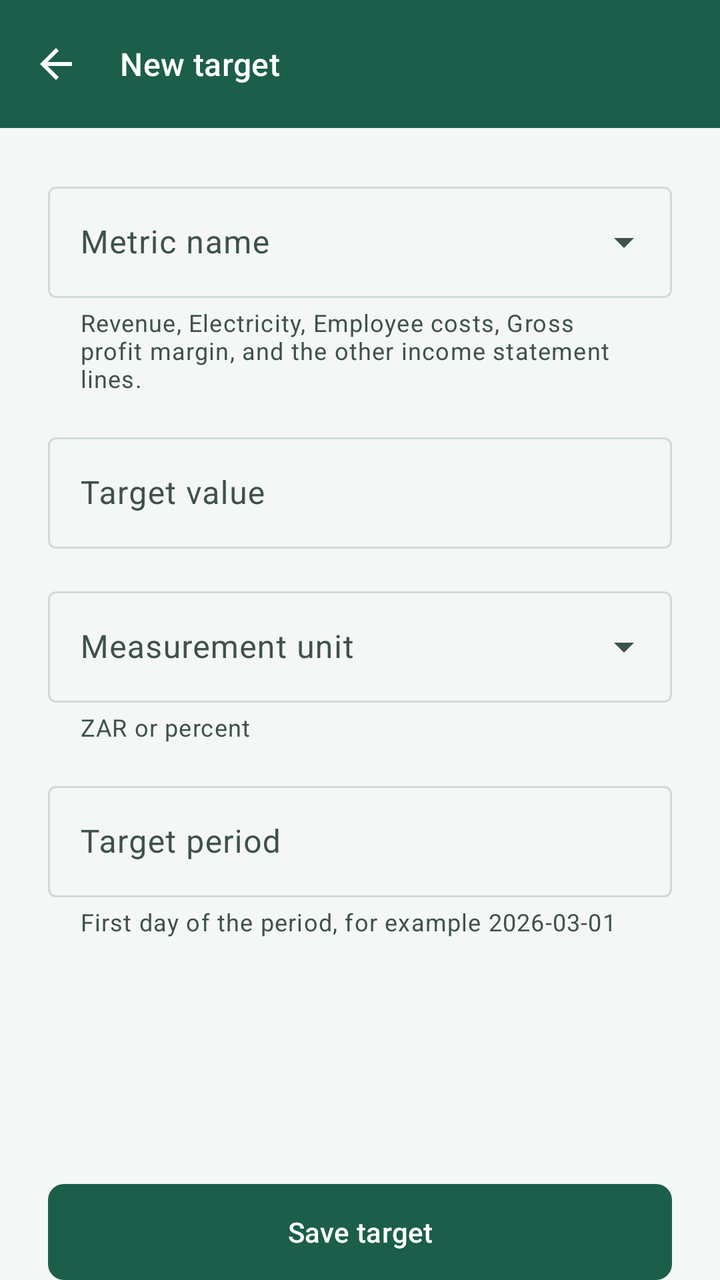
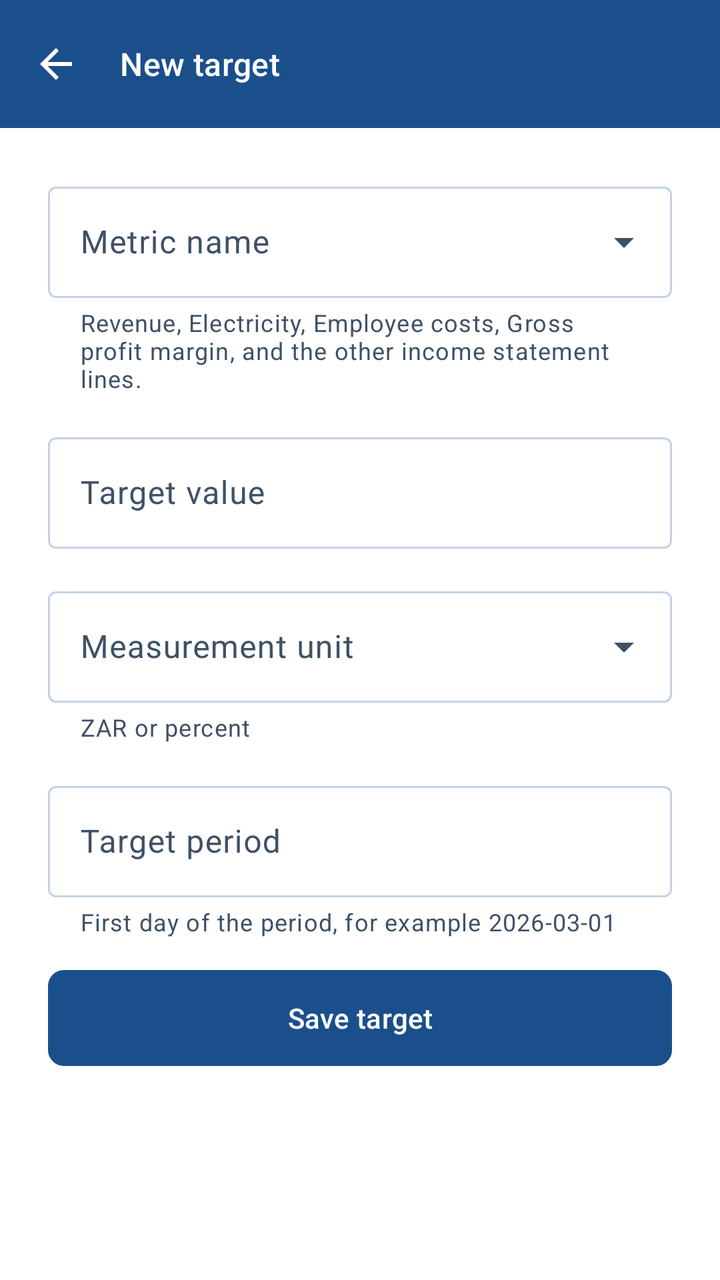

The first picture is an Android layout as it rendered before a commit; the second is the same layout after the commit. The layout source and the unified diff follow.
<!-- AndroidManifest.xml: application theme Theme.SmeBudget -->
<!-- res/layout/activity_target_form.xml -->
<?xml version="1.0" encoding="utf-8"?>
<LinearLayout xmlns:android="http://schemas.android.com/apk/res/android"
    xmlns:app="http://schemas.android.com/apk/res-auto"
    android:layout_width="match_parent"
    android:layout_height="match_parent"
    android:background="@color/surface"
    android:orientation="vertical">

    <com.google.android.material.appbar.MaterialToolbar
        android:id="@+id/toolbar"
        style="@style/Widget.Sme.Toolbar"
        android:layout_width="match_parent"
        android:layout_height="wrap_content"
        app:navigationContentDescription="@string/nav_back"
        app:navigationIcon="?attr/homeAsUpIndicator"
        app:title="@string/target_new" />

    <FrameLayout
        android:layout_width="match_parent"
        android:layout_height="0dp"
        android:layout_weight="1">

        <ScrollView
            android:layout_width="match_parent"
            android:layout_height="match_parent"
            android:fillViewport="true">

            <LinearLayout
                android:layout_width="match_parent"
                android:layout_height="wrap_content"
                android:orientation="vertical"
                android:padding="@dimen/screen_padding">

                <com.google.android.material.textfield.TextInputLayout
                    android:layout_width="match_parent"
                    android:layout_height="wrap_content"
                    android:hint="@string/target_metric"
                    app:helperText="@string/target_metric_hint"
                    style="@style/Widget.Material3.TextInputLayout.OutlinedBox.ExposedDropdownMenu">

                    <com.google.android.material.textfield.MaterialAutoCompleteTextView
                        android:id="@+id/metricInput"
                        android:layout_width="match_parent"
                        android:layout_height="wrap_content"
                        android:inputType="none" />
                </com.google.android.material.textfield.TextInputLayout>

                <com.google.android.material.textfield.TextInputLayout
                    android:layout_width="match_parent"
                    android:layout_height="wrap_content"
                    android:layout_marginTop="@dimen/space_16"
                    android:hint="@string/target_value"
                    style="@style/Widget.Material3.TextInputLayout.OutlinedBox">

                    <com.google.android.material.textfield.TextInputEditText
                        android:id="@+id/valueInput"
                        android:layout_width="match_parent"
                        android:layout_height="wrap_content"
                        android:inputType="numberDecimal|numberSigned" />
                </com.google.android.material.textfield.TextInputLayout>

                <com.google.android.material.textfield.TextInputLayout
                    android:layout_width="match_parent"
                    android:layout_height="wrap_content"
                    android:layout_marginTop="@dimen/space_16"
                    android:hint="@string/target_unit"
                    app:helperText="@string/target_unit_hint"
                    style="@style/Widget.Material3.TextInputLayout.OutlinedBox.ExposedDropdownMenu">

                    <com.google.android.material.textfield.MaterialAutoCompleteTextView
                        android:id="@+id/unitInput"
                        android:layout_width="match_parent"
                        android:layout_height="wrap_content"
                        android:inputType="none" />
                </com.google.android.material.textfield.TextInputLayout>

                <com.google.android.material.textfield.TextInputLayout
                    android:layout_width="match_parent"
                    android:layout_height="wrap_content"
                    android:layout_marginTop="@dimen/space_16"
                    android:hint="@string/target_period"
                    app:helperText="@string/target_period_hint"
                    style="@style/Widget.Material3.TextInputLayout.OutlinedBox">

                    <com.google.android.material.textfield.TextInputEditText
                        android:id="@+id/periodInput"
                        android:layout_width="match_parent"
                        android:layout_height="wrap_content"
                        android:inputType="date" />
                </com.google.android.material.textfield.TextInputLayout>

                <TextView
                    android:id="@+id/errorText"
                    android:layout_width="match_parent"
                    android:layout_height="wrap_content"
                    android:layout_marginTop="@dimen/space_16"
                    android:textAppearance="@style/TextAppearance.Sme.Error"
                    android:visibility="gone" />
            </LinearLayout>
        </ScrollView>

        <ProgressBar
            android:id="@+id/progress"
            android:layout_width="wrap_content"
            android:layout_height="wrap_content"
            android:layout_gravity="center"
            android:visibility="gone" />
    </FrameLayout>

    <com.google.android.material.button.MaterialButton
        android:id="@+id/saveButton"
        style="@style/Widget.Sme.Button.Primary"
        android:layout_width="match_parent"
        android:layout_height="wrap_content"
        android:layout_marginStart="@dimen/screen_padding"
        android:layout_marginEnd="@dimen/screen_padding"
        android:layout_marginTop="@dimen/space_8"
        android:text="@string/target_save" />

    <com.google.android.material.button.MaterialButton
        android:id="@+id/deleteButton"
        style="@style/Widget.Sme.Button.Danger"
        android:layout_width="match_parent"
        android:layout_height="wrap_content"
        android:layout_margin="@dimen/screen_padding"
        android:text="@string/target_delete"
        android:visibility="gone" />
</LinearLayout>
<!-- resources referenced by this layout -->
<resources>
  <color name="surface">#F4F7F5</color>
  <dimen name="screen_padding">24dp</dimen>
  <dimen name="space_16">16dp</dimen>
  <dimen name="space_8">8dp</dimen>
  <string name="nav_back">Back</string>
  <string name="target_delete">Delete target</string>
  <string name="target_metric">Metric name</string>
  <string name="target_metric_hint">Revenue, Electricity, Employee costs, Gross profit margin, and the other income statement lines.</string>
  <string name="target_new">New target</string>
  <string name="target_period">Target period</string>
  <string name="target_period_hint">First day of the period, for example 2026-03-01</string>
  <string name="target_save">Save target</string>
  <string name="target_unit">Measurement unit</string>
  <string name="target_unit_hint">ZAR or percent</string>
  <string name="target_value">Target value</string>
  <style name="TextAppearance.Sme.Error" parent="TextAppearance.Material3.BodyMedium">
          <item name="android:textColor">@color/brand_error</item>
      </style>
  <style name="Theme.SmeBudget" parent="Theme.Material3.DayNight.NoActionBar">
          <item name="colorPrimary">@color/brand_primary</item>
          <item name="colorOnPrimary">@color/brand_on_primary</item>
          <item name="colorPrimaryContainer">@color/primary_container</item>
          <item name="colorOnPrimaryContainer">@color/on_primary_container</item>
          <item name="colorSecondary">@color/brand_secondary</item>
          <item name="colorOnSecondary">@color/brand_on_primary</item>
          <item name="colorError">@color/brand_error</item>
          <item name="colorOnError">@color/color_on_error</item>
          <item name="colorSurface">@color/surface_raised</item>
          <item name="colorOnSurface">@color/ink</item>
          <item name="colorOnSurfaceVariant">@color/ink_muted</item>
          <item name="colorOutline">@color/outline</item>
          <item name="android:colorBackground">@color/surface</item>
          <item name="android:windowBackground">@color/surface</item>
          <item name="android:statusBarColor">@color/surface</item>
          <item name="android:navigationBarColor">@color/surface</item>
          <item name="android:windowLightStatusBar">true</item>
          <item name="android:windowLightNavigationBar">true</item>
          <item name="android:forceDarkAllowed">false</item>
          <item name="android:textColorPrimary">@color/ink</item>
          <item name="android:textColorSecondary">@color/ink_muted</item>
          <item name="materialButtonStyle">@style/Widget.Sme.Button.Primary</item>
          <item name="textInputStyle">@style/Widget.Material3.TextInputLayout.OutlinedBox</item>
          <item name="toolbarStyle">@style/Widget.Sme.Toolbar</item>
      </style>
  <color name="brand_error">#B3261E</color>
  <dimen name="button_min_height">48dp</dimen>
  <dimen name="control_radius">8dp</dimen>
  <color name="brand_primary">#1B5E4A</color>
  <color name="brand_on_primary">#FFFFFF</color>
  <style name="TextAppearance.Sme.ToolbarTitle" parent="TextAppearance.Material3.TitleMedium">
          <item name="android:textColor">@color/brand_on_primary</item>
      </style>
  <style name="TextAppearance.Sme.ToolbarSubtitle" parent="TextAppearance.Material3.BodySmall">
          <item name="android:textColor">@color/brand_on_primary</item>
      </style>
  <color name="primary_container">#D7EFE4</color>
  <color name="on_primary_container">#0E3A2C</color>
  <color name="brand_secondary">#3F6375</color>
  <color name="color_on_error">#FFFFFF</color>
  <color name="surface_raised">#FFFFFF</color>
  <color name="ink">#1A2420</color>
  <color name="ink_muted">#3E514B</color>
  <color name="outline">#D0DBD6</color>
  <!-- unchanged entries left out for length: 3 -->
</resources>

<!-- the commit's change to res/layout/activity_target_form.xml (unified diff, before → after) -->
@@ -96,6 +96,23 @@
                     android:layout_marginTop="@dimen/space_16"
                     android:textAppearance="@style/TextAppearance.Sme.Error"
                     android:visibility="gone" />
+
+                <com.google.android.material.button.MaterialButton
+                    android:id="@+id/saveButton"
+                    style="@style/Widget.Sme.Button.Primary"
+                    android:layout_width="match_parent"
+                    android:layout_height="wrap_content"
+                    android:layout_marginTop="@dimen/space_16"
+                    android:text="@string/target_save" />
+
+                <com.google.android.material.button.MaterialButton
+                    android:id="@+id/deleteButton"
+                    style="@style/Widget.Sme.Button.Danger"
+                    android:layout_width="match_parent"
+                    android:layout_height="wrap_content"
+                    android:layout_marginTop="@dimen/space_8"
+                    android:text="@string/target_delete"
+                    android:visibility="gone" />
             </LinearLayout>
         </ScrollView>
 
@@ -106,23 +123,4 @@
             android:layout_gravity="center"
             android:visibility="gone" />
     </FrameLayout>
-
-    <com.google.android.material.button.MaterialButton
-        android:id="@+id/saveButton"
-        style="@style/Widget.Sme.Button.Primary"
-        android:layout_width="match_parent"
-        android:layout_height="wrap_content"
-        android:layout_marginStart="@dimen/screen_padding"
-        android:layout_marginEnd="@dimen/screen_padding"
-        android:layout_marginTop="@dimen/space_8"
-        android:text="@string/target_save" />
-
-    <com.google.android.material.button.MaterialButton
-        android:id="@+id/deleteButton"
-        style="@style/Widget.Sme.Button.Danger"
-        android:layout_width="match_parent"
-        android:layout_height="wrap_content"
-        android:layout_margin="@dimen/screen_padding"
-        android:text="@string/target_delete"
-        android:visibility="gone" />
 </LinearLayout>
<!-- resource entries referenced after the edit -->
@@ -1,6 +1,6 @@
 <!-- resources referenced by this layout -->
 <resources>
-  <color name="surface">#F4F7F5</color>
+  <color name="surface">#FFFFFF</color>
   <dimen name="screen_padding">24dp</dimen>
   <dimen name="space_16">16dp</dimen>
   <dimen name="space_8">8dp</dimen>
@@ -37,6 +37,9 @@
           <item name="android:navigationBarColor">@color/surface</item>
           <item name="android:windowLightStatusBar">true</item>
           <item name="android:windowLightNavigationBar">true</item>
+          
+          <item name="android:windowOptOutEdgeToEdgeEnforcement">true</item>
+          <item name="android:windowLayoutInDisplayCutoutMode">never</item>
           <item name="android:forceDarkAllowed">false</item>
           <item name="android:textColorPrimary">@color/ink</item>
           <item name="android:textColorSecondary">@color/ink_muted</item>
@@ -47,7 +50,7 @@
   <color name="brand_error">#B3261E</color>
   <dimen name="button_min_height">48dp</dimen>
   <dimen name="control_radius">8dp</dimen>
-  <color name="brand_primary">#1B5E4A</color>
+  <color name="brand_primary">#1B4F8C</color>
   <color name="brand_on_primary">#FFFFFF</color>
   <style name="TextAppearance.Sme.ToolbarTitle" parent="TextAppearance.Material3.TitleMedium">
           <item name="android:textColor">@color/brand_on_primary</item>
@@ -55,14 +58,14 @@
   <style name="TextAppearance.Sme.ToolbarSubtitle" parent="TextAppearance.Material3.BodySmall">
           <item name="android:textColor">@color/brand_on_primary</item>
       </style>
-  <color name="primary_container">#D7EFE4</color>
-  <color name="on_primary_container">#0E3A2C</color>
-  <color name="brand_secondary">#3F6375</color>
+  <color name="primary_container">#D0E2F4</color>
+  <color name="on_primary_container">#0D2C4F</color>
+  <color name="brand_secondary">#3D5A78</color>
   <color name="color_on_error">#FFFFFF</color>
-  <color name="surface_raised">#FFFFFF</color>
-  <color name="ink">#1A2420</color>
-  <color name="ink_muted">#3E514B</color>
-  <color name="outline">#D0DBD6</color>
+  <color name="surface_raised">#E6F0FA</color>
+  <color name="ink">#15202B</color>
+  <color name="ink_muted">#3E5166</color>
+  <color name="outline">#C3D3E4</color>
   <!-- unchanged entries left out for length: 3 -->
 </resources>
 
